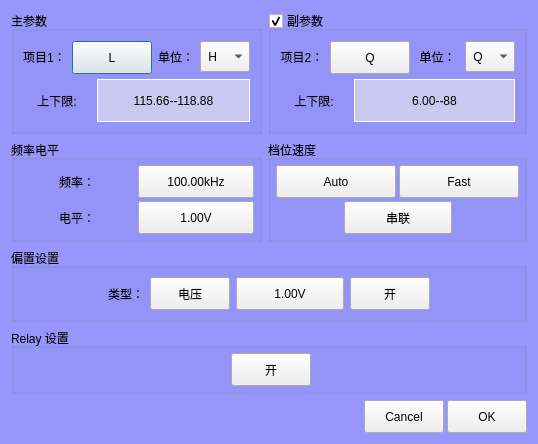
caicaiking/WKELightWave, file UiFiles/clsWK6500Meter.ui: the form before one commit.
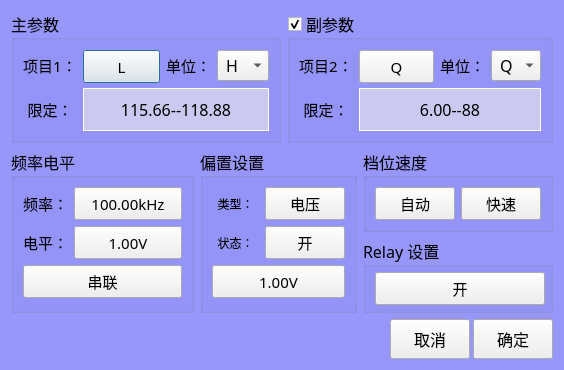
The form after the commit. Custom widgets are drawn as their Qt base class.

Patch:
```diff
--- a/UiFiles/clsWK6500Meter.ui
+++ b/UiFiles/clsWK6500Meter.ui
@@ -6,10 +6,16 @@
    <rect>
     <x>0</x>
     <y>0</y>
-    <width>538</width>
-    <height>434</height>
+    <width>564</width>
+    <height>351</height>
    </rect>
   </property>
+  <property name="font">
+   <font>
+    <family>楷体</family>
+    <pointsize>12</pointsize>
+   </font>
+  </property>
   <property name="windowTitle">
    <string>Dialog</string>
   </property>
@@ -20,8 +26,10 @@
 }
 </string>
   </property>
-  <layout class="QGridLayout" name="gridLayout_7">
-   <item row="0" column="0">
+  <layout class="QVBoxLayout" name="verticalLayout_3">
+   <item>
+    <layout class="QHBoxLayout" name="horizontalLayout_10">
+     <item>
     <widget class="QGroupBox" name="groupBox">
      <property name="styleSheet">
       <string notr="true">
@@ -32,9 +40,16 @@
      </property>
      <layout class="QGridLayout" name="gridLayout">
       <item row="0" column="0">
-       <layout class="QHBoxLayout" name="horizontalLayout">
-        <item>
          <widget class="QLabel" name="label">
+          <property name="font">
+           <font>
+            <family>楷体</family>
+            <pointsize>11</pointsize>
+            <weight>9</weight>
+            <italic>false</italic>
+            <bold>false</bold>
+           </font>
+          </property>
           <property name="styleSheet">
            <string notr="true">font: 75 11pt &quot;微软雅黑&quot;;</string>
           </property>
@@ -46,7 +61,7 @@
           </property>
          </widget>
         </item>
-        <item>
+        <item row="0" column="1">
          <widget class="QPushButton" name="btnItem1">
           <property name="minimumSize">
            <size>
@@ -60,6 +75,15 @@
             <height>30</height>
            </size>
           </property>
+          <property name="font">
+           <font>
+            <family>楷体</family>
+            <pointsize>11</pointsize>
+            <weight>9</weight>
+            <italic>false</italic>
+            <bold>false</bold>
+           </font>
+          </property>
           <property name="styleSheet">
            <string notr="true">font: 75 11pt &quot;微软雅黑&quot;;</string>
           </property>
@@ -68,8 +92,17 @@
           </property>
          </widget>
         </item>
-        <item>
+        <item row="0" column="2">
          <widget class="QLabel" name="label_9">
+          <property name="font">
+           <font>
+            <family>楷体</family>
+            <pointsize>11</pointsize>
+            <weight>9</weight>
+            <italic>false</italic>
+            <bold>false</bold>
+           </font>
+          </property>
           <property name="styleSheet">
            <string notr="true">font: 75 11pt &quot;微软雅黑&quot;;</string>
           </property>
@@ -81,7 +114,7 @@
           </property>
          </widget>
         </item>
-        <item>
+        <item row="0" column="3">
          <widget class="QComboBox" name="cmbItem1">
           <property name="minimumSize">
            <size>
@@ -95,6 +128,15 @@
             <height>16777215</height>
            </size>
           </property>
+          <property name="font">
+           <font>
+            <family>楷体</family>
+            <pointsize>12</pointsize>
+            <weight>9</weight>
+            <italic>false</italic>
+            <bold>false</bold>
+           </font>
+          </property>
           <item>
            <property name="text">
             <string> H</string>
@@ -117,11 +159,7 @@
           </item>
          </widget>
         </item>
-       </layout>
-      </item>
       <item row="1" column="0">
-       <layout class="QHBoxLayout" name="horizontalLayout_8">
-        <item>
          <widget class="QLabel" name="label_5">
           <property name="maximumSize">
            <size>
@@ -129,18 +167,27 @@
             <height>16777215</height>
            </size>
           </property>
+          <property name="font">
+           <font>
+            <family>楷体</family>
+            <pointsize>11</pointsize>
+            <weight>50</weight>
+            <italic>false</italic>
+            <bold>false</bold>
+           </font>
+          </property>
           <property name="styleSheet">
            <string notr="true">font: 14pt &quot;楷体&quot;;</string>
           </property>
           <property name="text">
-           <string>上下限:</string>
+           <string>限定：</string>
           </property>
           <property name="alignment">
            <set>Qt::AlignCenter</set>
           </property>
          </widget>
         </item>
-        <item>
+        <item row="1" column="1" colspan="3">
          <widget class="clsLabel" name="labelLimit1">
           <property name="minimumSize">
            <size>
@@ -148,6 +195,15 @@
             <height>43</height>
            </size>
           </property>
+          <property name="font">
+           <font>
+            <family>楷体</family>
+            <pointsize>12</pointsize>
+            <weight>9</weight>
+            <italic>false</italic>
+            <bold>false</bold>
+           </font>
+          </property>
           <property name="styleSheet">
            <string notr="true">QLabel
 {
@@ -166,12 +222,10 @@
          </widget>
         </item>
        </layout>
-      </item>
-     </layout>
-    </widget>
-   </item>
-   <item row="0" column="1">
-    <widget class="QGroupBox" name="groupBox_4">
+      </widget>
+     </item>
+     <item>
+      <widget class="QGroupBox" name="grpItem2">
      <property name="styleSheet">
       <string notr="true">
 font: 75 12pt &quot;楷体&quot;;</string>
@@ -182,11 +236,18 @@
      <property name="checkable">
       <bool>true</bool>
      </property>
-     <layout class="QGridLayout" name="gridLayout_6">
+       <layout class="QGridLayout" name="gridLayout_3">
       <item row="0" column="0">
-       <layout class="QHBoxLayout" name="horizontalLayout_2">
-        <item>
          <widget class="QLabel" name="label_2">
+          <property name="font">
+           <font>
+            <family>楷体</family>
+            <pointsize>11</pointsize>
+            <weight>9</weight>
+            <italic>false</italic>
+            <bold>false</bold>
+           </font>
+          </property>
           <property name="styleSheet">
            <string notr="true">font: 75 11pt &quot;微软雅黑&quot;;</string>
           </property>
@@ -198,7 +259,7 @@
           </property>
          </widget>
         </item>
-        <item>
+        <item row="0" column="1">
          <widget class="QPushButton" name="btnItem2">
           <property name="minimumSize">
            <size>
@@ -212,6 +273,15 @@
             <height>30</height>
            </size>
           </property>
+          <property name="font">
+           <font>
+            <family>楷体</family>
+            <pointsize>11</pointsize>
+            <weight>9</weight>
+            <italic>false</italic>
+            <bold>false</bold>
+           </font>
+          </property>
           <property name="styleSheet">
            <string notr="true">font: 75 11pt &quot;微软雅黑&quot;;</string>
           </property>
@@ -220,8 +290,17 @@
           </property>
          </widget>
         </item>
-        <item>
+        <item row="0" column="2">
          <widget class="QLabel" name="label_10">
+          <property name="font">
+           <font>
+            <family>楷体</family>
+            <pointsize>11</pointsize>
+            <weight>9</weight>
+            <italic>false</italic>
+            <bold>false</bold>
+           </font>
+          </property>
           <property name="styleSheet">
            <string notr="true">font: 75 11pt &quot;微软雅黑&quot;;</string>
           </property>
@@ -233,7 +312,7 @@
           </property>
          </widget>
         </item>
-        <item>
+        <item row="0" column="3">
          <widget class="QComboBox" name="cmbItem2">
           <property name="minimumSize">
            <size>
@@ -247,6 +326,15 @@
             <height>16777215</height>
            </size>
           </property>
+          <property name="font">
+           <font>
+            <family>楷体</family>
+            <pointsize>12</pointsize>
+            <weight>9</weight>
+            <italic>false</italic>
+            <bold>false</bold>
+           </font>
+          </property>
           <item>
            <property name="text">
             <string> Q</string>
@@ -254,11 +342,7 @@
           </item>
          </widget>
         </item>
-       </layout>
-      </item>
       <item row="1" column="0">
-       <layout class="QHBoxLayout" name="horizontalLayout_11">
-        <item>
          <widget class="QLabel" name="label_6">
           <property name="maximumSize">
            <size>
@@ -266,18 +350,27 @@
             <height>16777215</height>
            </size>
           </property>
+          <property name="font">
+           <font>
+            <family>楷体</family>
+            <pointsize>11</pointsize>
+            <weight>50</weight>
+            <italic>false</italic>
+            <bold>false</bold>
+           </font>
+          </property>
           <property name="styleSheet">
            <string notr="true">font: 14pt &quot;楷体&quot;;</string>
           </property>
           <property name="text">
-           <string>上下限:</string>
+           <string>限定：</string>
           </property>
           <property name="alignment">
            <set>Qt::AlignCenter</set>
           </property>
          </widget>
         </item>
-        <item>
+        <item row="1" column="1" colspan="3">
          <widget class="clsLabel" name="labelLimit2">
           <property name="minimumSize">
            <size>
@@ -285,6 +378,15 @@
             <height>43</height>
            </size>
           </property>
+          <property name="font">
+           <font>
+            <family>楷体</family>
+            <pointsize>12</pointsize>
+            <weight>9</weight>
+            <italic>false</italic>
+            <bold>false</bold>
+           </font>
+          </property>
           <property name="styleSheet">
            <string notr="true">QLabel
 {
@@ -301,11 +403,13 @@
          </widget>
         </item>
        </layout>
-      </item>
-     </layout>
-    </widget>
-   </item>
-   <item row="1" column="0">
+      </widget>
+     </item>
+    </layout>
+   </item>
+   <item>
+    <layout class="QHBoxLayout" name="horizontalLayout_6">
+     <item>
     <widget class="QGroupBox" name="groupBox_2">
      <property name="styleSheet">
       <string notr="true">font: 75 12pt &quot;楷体&quot;;</string>
@@ -313,26 +417,20 @@
      <property name="title">
       <string>频率电平</string>
      </property>
-     <layout class="QGridLayout" name="gridLayout_2">
-      <property name="leftMargin">
-       <number>5</number>
-      </property>
-      <property name="topMargin">
-       <number>5</number>
-      </property>
-      <property name="rightMargin">
-       <number>5</number>
-      </property>
-      <property name="bottomMargin">
-       <number>5</number>
-      </property>
-      <property name="spacing">
-       <number>3</number>
-      </property>
-      <item row="0" column="0">
+       <layout class="QVBoxLayout" name="verticalLayout">
+        <item>
        <layout class="QHBoxLayout" name="horizontalLayout_3">
         <item>
          <widget class="QLabel" name="label_3">
+            <property name="font">
+             <font>
+              <family>楷体</family>
+              <pointsize>11</pointsize>
+              <weight>9</weight>
+              <italic>false</italic>
+              <bold>false</bold>
+             </font>
+            </property>
           <property name="styleSheet">
            <string notr="true">font: 75 11pt &quot;微软雅黑&quot;;</string>
           </property>
@@ -352,6 +450,15 @@
             <height>33</height>
            </size>
           </property>
+            <property name="font">
+             <font>
+              <family>楷体</family>
+              <pointsize>11</pointsize>
+              <weight>9</weight>
+              <italic>false</italic>
+              <bold>false</bold>
+             </font>
+            </property>
           <property name="styleSheet">
            <string notr="true">font: 75 11pt &quot;微软雅黑&quot;;</string>
           </property>
@@ -362,10 +469,19 @@
         </item>
        </layout>
       </item>
-      <item row="1" column="0">
+        <item>
        <layout class="QHBoxLayout" name="horizontalLayout_4">
         <item>
          <widget class="QLabel" name="label_4">
+            <property name="font">
+             <font>
+              <family>楷体</family>
+              <pointsize>11</pointsize>
+              <weight>9</weight>
+              <italic>false</italic>
+              <bold>false</bold>
+             </font>
+            </property>
           <property name="styleSheet">
            <string notr="true">font: 75 11pt &quot;微软雅黑&quot;;</string>
           </property>
@@ -385,6 +501,15 @@
             <height>33</height>
            </size>
           </property>
+            <property name="font">
+             <font>
+              <family>楷体</family>
+              <pointsize>11</pointsize>
+              <weight>9</weight>
+              <italic>false</italic>
+              <bold>false</bold>
+             </font>
+            </property>
           <property name="styleSheet">
            <string notr="true">font: 75 11pt &quot;微软雅黑&quot;;</string>
           </property>
@@ -395,84 +520,8 @@
         </item>
        </layout>
       </item>
-     </layout>
-    </widget>
-   </item>
-   <item row="1" column="1">
-    <widget class="QGroupBox" name="groupBox_3">
-     <property name="styleSheet">
-      <string notr="true">font: 75 12pt &quot;楷体&quot;;</string>
-     </property>
-     <property name="title">
-      <string>档位速度</string>
-     </property>
-     <layout class="QGridLayout" name="gridLayout_3">
-      <property name="leftMargin">
-       <number>5</number>
-      </property>
-      <property name="topMargin">
-       <number>5</number>
-      </property>
-      <property name="rightMargin">
-       <number>5</number>
-      </property>
-      <property name="bottomMargin">
-       <number>5</number>
-      </property>
-      <property name="spacing">
-       <number>3</number>
-      </property>
-      <item row="0" column="0">
-       <layout class="QHBoxLayout" name="horizontalLayout_5">
         <item>
-         <widget class="QPushButton" name="btnRange">
-          <property name="minimumSize">
-           <size>
-            <width>0</width>
-            <height>33</height>
-           </size>
-          </property>
-          <property name="styleSheet">
-           <string notr="true">font: 75 11pt &quot;微软雅黑&quot;;</string>
-          </property>
-          <property name="text">
-           <string>Auto</string>
-          </property>
-         </widget>
-        </item>
-        <item>
-         <widget class="QPushButton" name="btnSpeed">
-          <property name="minimumSize">
-           <size>
-            <width>0</width>
-            <height>33</height>
-           </size>
-          </property>
-          <property name="styleSheet">
-           <string notr="true">font: 75 11pt &quot;微软雅黑&quot;;</string>
-          </property>
-          <property name="text">
-           <string>Fast</string>
-          </property>
-         </widget>
-        </item>
-       </layout>
-      </item>
-      <item row="1" column="0">
-       <layout class="QHBoxLayout" name="horizontalLayout_10">
-        <item>
-         <spacer name="horizontalSpacer_4">
-          <property name="orientation">
-           <enum>Qt::Horizontal</enum>
-          </property>
-          <property name="sizeHint" stdset="0">
-           <size>
-            <width>18</width>
-            <height>30</height>
-           </size>
-          </property>
-         </spacer>
-        </item>
+         <layout class="QHBoxLayout" name="horizontalLayout_12">
         <item>
          <widget class="QPushButton" name="btnEqucct">
           <property name="minimumSize">
@@ -487,6 +536,15 @@
             <height>33</height>
            </size>
           </property>
+            <property name="font">
+             <font>
+              <family>楷体</family>
+              <pointsize>11</pointsize>
+              <weight>9</weight>
+              <italic>false</italic>
+              <bold>false</bold>
+             </font>
+            </property>
           <property name="styleSheet">
            <string notr="true">font: 75 11pt &quot;微软雅黑&quot;;</string>
           </property>
@@ -495,25 +553,12 @@
           </property>
          </widget>
         </item>
-        <item>
-         <spacer name="horizontalSpacer_5">
-          <property name="orientation">
-           <enum>Qt::Horizontal</enum>
-          </property>
-          <property name="sizeHint" stdset="0">
-           <size>
-            <width>28</width>
-            <height>30</height>
-           </size>
-          </property>
-         </spacer>
-        </item>
        </layout>
       </item>
      </layout>
     </widget>
    </item>
-   <item row="2" column="0" colspan="2">
+     <item>
     <widget class="QGroupBox" name="groupBoxBias">
      <property name="styleSheet">
       <string notr="true">font: 75 12pt &quot;楷体&quot;;</string>
@@ -521,23 +566,8 @@
      <property name="title">
       <string>偏置设置</string>
      </property>
-     <layout class="QGridLayout" name="gridLayout_4">
+       <layout class="QGridLayout" name="gridLayout_2">
       <item row="0" column="0">
-       <layout class="QHBoxLayout" name="horizontalLayout_6">
-        <item>
-         <spacer name="horizontalSpacer_3">
-          <property name="orientation">
-           <enum>Qt::Horizontal</enum>
-          </property>
-          <property name="sizeHint" stdset="0">
-           <size>
-            <width>32</width>
-            <height>20</height>
-           </size>
-          </property>
-         </spacer>
-        </item>
-        <item>
          <widget class="QLabel" name="label_7">
           <property name="text">
            <string>类型：</string>
@@ -547,7 +577,7 @@
           </property>
          </widget>
         </item>
-        <item>
+        <item row="0" column="1">
          <widget class="QPushButton" name="btnBiasType">
           <property name="minimumSize">
            <size>
@@ -555,6 +585,15 @@
             <height>33</height>
            </size>
           </property>
+          <property name="font">
+           <font>
+            <family>楷体</family>
+            <pointsize>11</pointsize>
+            <weight>9</weight>
+            <italic>false</italic>
+            <bold>false</bold>
+           </font>
+          </property>
           <property name="styleSheet">
            <string notr="true">font: 75 11pt &quot;微软雅黑&quot;;</string>
           </property>
@@ -563,23 +602,17 @@
           </property>
          </widget>
         </item>
-        <item>
-         <widget class="QPushButton" name="btnBias">
-          <property name="minimumSize">
-           <size>
-            <width>108</width>
-            <height>33</height>
-           </size>
-          </property>
-          <property name="styleSheet">
-           <string notr="true">font: 75 11pt &quot;微软雅黑&quot;;</string>
-          </property>
+        <item row="1" column="0">
+         <widget class="QLabel" name="label_8">
           <property name="text">
-           <string>1.00V</string>
+           <string>状态：</string>
+          </property>
+          <property name="alignment">
+           <set>Qt::AlignCenter</set>
           </property>
          </widget>
         </item>
-        <item>
+        <item row="1" column="1">
          <widget class="QPushButton" name="btnBiasSwitch">
           <property name="minimumSize">
            <size>
@@ -587,6 +620,15 @@
             <height>33</height>
            </size>
           </property>
+          <property name="font">
+           <font>
+            <family>楷体</family>
+            <pointsize>11</pointsize>
+            <weight>9</weight>
+            <italic>false</italic>
+            <bold>false</bold>
+           </font>
+          </property>
           <property name="styleSheet">
            <string notr="true">font: 75 11pt &quot;微软雅黑&quot;;</string>
           </property>
@@ -595,25 +637,99 @@
           </property>
          </widget>
         </item>
+        <item row="2" column="0" colspan="2">
+         <widget class="QPushButton" name="btnBias">
+          <property name="minimumSize">
+           <size>
+            <width>108</width>
+            <height>33</height>
+           </size>
+          </property>
+          <property name="font">
+           <font>
+            <family>楷体</family>
+            <pointsize>11</pointsize>
+            <weight>9</weight>
+            <italic>false</italic>
+            <bold>false</bold>
+           </font>
+          </property>
+          <property name="styleSheet">
+           <string notr="true">font: 75 11pt &quot;楷体&quot;;</string>
+          </property>
+          <property name="text">
+           <string>1.00V</string>
+          </property>
+         </widget>
+        </item>
+       </layout>
+      </widget>
+     </item>
         <item>
-         <spacer name="horizontalSpacer_6">
-          <property name="orientation">
-           <enum>Qt::Horizontal</enum>
-          </property>
-          <property name="sizeHint" stdset="0">
+      <layout class="QVBoxLayout" name="verticalLayout_2">
+       <item>
+        <widget class="QGroupBox" name="groupBox_3">
+         <property name="styleSheet">
+          <string notr="true">font: 75 12pt &quot;楷体&quot;;</string>
+         </property>
+         <property name="title">
+          <string>档位速度</string>
+         </property>
+         <layout class="QHBoxLayout" name="horizontalLayout_5">
+          <item>
+           <widget class="QPushButton" name="btnRange">
+            <property name="minimumSize">
            <size>
-            <width>32</width>
-            <height>20</height>
-           </size>
-          </property>
-         </spacer>
-        </item>
-       </layout>
+              <width>0</width>
+              <height>33</height>
+             </size>
+            </property>
+            <property name="font">
+             <font>
+              <family>楷体</family>
+              <pointsize>11</pointsize>
+              <weight>9</weight>
+              <italic>false</italic>
+              <bold>false</bold>
+             </font>
+            </property>
+            <property name="styleSheet">
+             <string notr="true">font: 75 11pt &quot;楷体&quot;;</string>
+            </property>
+            <property name="text">
+             <string>自动</string>
+            </property>
+           </widget>
+          </item>
+          <item>
+           <widget class="QPushButton" name="btnSpeed">
+            <property name="minimumSize">
+             <size>
+              <width>0</width>
+              <height>33</height>
+             </size>
+            </property>
+            <property name="font">
+             <font>
+              <family>楷体</family>
+              <pointsize>11</pointsize>
+              <weight>9</weight>
+              <italic>false</italic>
+              <bold>false</bold>
+             </font>
+            </property>
+            <property name="styleSheet">
+             <string notr="true">font: 75 11pt &quot;楷体&quot;;</string>
+            </property>
+            <property name="text">
+             <string>快速</string>
+            </property>
+           </widget>
       </item>
      </layout>
     </widget>
    </item>
-   <item row="3" column="0" colspan="2">
+       <item>
     <widget class="QGroupBox" name="groupBoxBias_2">
      <property name="styleSheet">
       <string notr="true">font: 75 12pt &quot;楷体&quot;;</string>
@@ -633,19 +749,6 @@
       </property>
       <item row="0" column="0">
        <layout class="QHBoxLayout" name="horizontalLayout_9">
-        <item>
-         <spacer name="horizontalSpacer_7">
-          <property name="orientation">
-           <enum>Qt::Horizontal</enum>
-          </property>
-          <property name="sizeHint" stdset="0">
-           <size>
-            <width>32</width>
-            <height>20</height>
-           </size>
-          </property>
-         </spacer>
-        </item>
         <item>
          <widget class="QPushButton" name="btnRelay">
           <property name="minimumSize">
@@ -654,6 +757,15 @@
             <height>33</height>
            </size>
           </property>
+              <property name="font">
+               <font>
+                <family>楷体</family>
+                <pointsize>11</pointsize>
+                <weight>9</weight>
+                <italic>false</italic>
+                <bold>false</bold>
+               </font>
+              </property>
           <property name="styleSheet">
            <string notr="true">font: 75 11pt &quot;微软雅黑&quot;;</string>
           </property>
@@ -662,25 +774,16 @@
           </property>
          </widget>
         </item>
+           </layout>
+          </item>
+         </layout>
+        </widget>
+       </item>
+      </layout>
+     </item>
+    </layout>
+   </item>
         <item>
-         <spacer name="horizontalSpacer_8">
-          <property name="orientation">
-           <enum>Qt::Horizontal</enum>
-          </property>
-          <property name="sizeHint" stdset="0">
-           <size>
-            <width>32</width>
-            <height>20</height>
-           </size>
-          </property>
-         </spacer>
-        </item>
-       </layout>
-      </item>
-     </layout>
-    </widget>
-   </item>
-   <item row="4" column="0" colspan="2">
     <layout class="QHBoxLayout" name="horizontalLayout_7">
      <property name="spacing">
       <number>3</number>
@@ -703,14 +806,23 @@
        <property name="minimumSize">
         <size>
          <width>0</width>
-         <height>33</height>
+         <height>40</height>
         </size>
        </property>
+       <property name="font">
+        <font>
+         <family>楷体</family>
+         <pointsize>12</pointsize>
+         <weight>9</weight>
+         <italic>false</italic>
+         <bold>false</bold>
+        </font>
+       </property>
        <property name="styleSheet">
         <string notr="true">font: 75 12pt &quot;楷体&quot;;</string>
        </property>
        <property name="text">
-        <string>Cancel</string>
+        <string>取消</string>
        </property>
       </widget>
      </item>
@@ -719,14 +831,23 @@
        <property name="minimumSize">
         <size>
          <width>0</width>
-         <height>33</height>
+         <height>40</height>
         </size>
        </property>
+       <property name="font">
+        <font>
+         <family>楷体</family>
+         <pointsize>12</pointsize>
+         <weight>9</weight>
+         <italic>false</italic>
+         <bold>false</bold>
+        </font>
+       </property>
        <property name="styleSheet">
         <string notr="true">font: 75 12pt &quot;楷体&quot;;</string>
        </property>
        <property name="text">
-        <string>OK</string>
+        <string>确定</string>
        </property>
       </widget>
      </item>
```
Left out of the diff: 34 changed lines with no effect on the pictures. Lines whose indentation alone changed are shown as unchanged.
